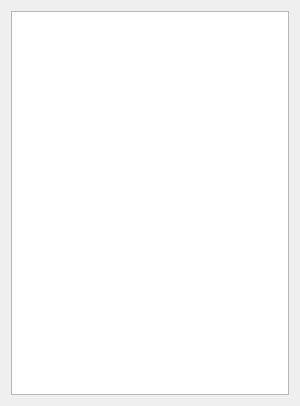
Above: src/showavg.ui from RolfVieten/StalGrowth before the change. Below: the same form after it.
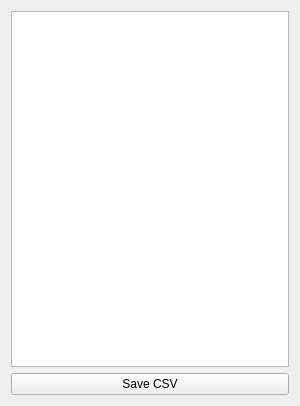
That is the form after the change.

Diff of the .ui file:
```diff
--- a/src/showavg.ui
+++ b/src/showavg.ui
@@ -13,10 +13,17 @@
   <property name="windowTitle">
    <string>Form</string>
   </property>
-  <layout class="QHBoxLayout" name="horizontalLayout">
+  <layout class="QVBoxLayout" name="verticalLayout">
    <item>
     <widget class="QTableView" name="tableView"/>
    </item>
+   <item>
+    <widget class="QPushButton" name="pushButton">
+     <property name="text">
+      <string>Save CSV</string>
+     </property>
+    </widget>
+   </item>
   </layout>
  </widget>
  <resources/>
```
